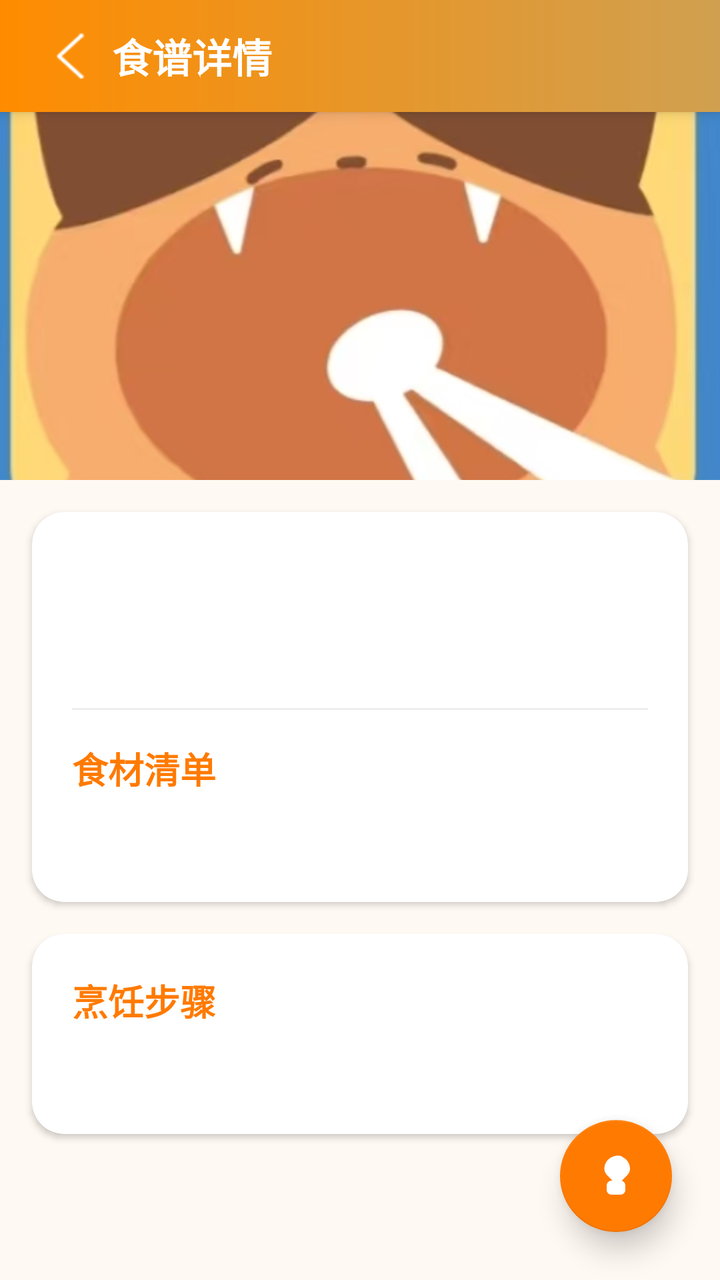
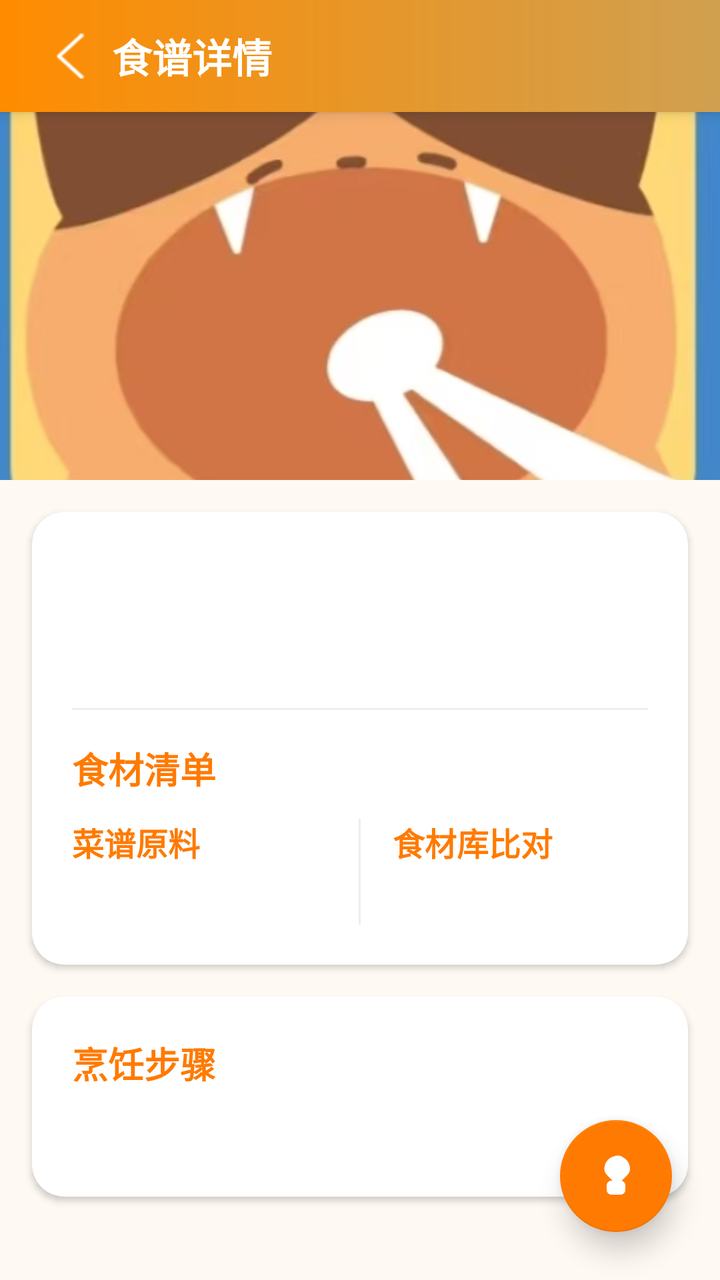

The first picture is an Android layout as it rendered before a commit; the second is the same layout after the commit. The layout source and the unified diff follow.
<!-- AndroidManifest.xml: application theme Theme.Kitchenmanager -->
<!-- res/layout/activity_recipe_detail.xml -->
<?xml version="1.0" encoding="utf-8"?>
<RelativeLayout xmlns:android="http://schemas.android.com/apk/res/android"
    xmlns:app="http://schemas.android.com/apk/res-auto"
    android:layout_width="match_parent"
    android:layout_height="match_parent"
    android:background="#FFF9F3">

    <androidx.appcompat.widget.Toolbar
        android:id="@+id/toolbar"
        android:layout_width="match_parent"
        android:layout_height="?attr/actionBarSize"
        android:background="@drawable/bg_splash_gradient"
        android:elevation="4dp"
        android:theme="@style/ThemeOverlay.AppCompat.Dark.ActionBar">

        <ImageView
            android:id="@+id/iv_back"
            android:layout_width="40dp"
            android:layout_height="40dp"
            android:padding="8dp"
            android:src="@drawable/back"
            android:contentDescription="返回" />

        <TextView
            android:id="@+id/tv_title"
            android:layout_width="wrap_content"
            android:layout_height="wrap_content"
            android:layout_marginStart="16dp"
            android:text="食谱详情"
            android:textSize="20sp"
            android:textColor="#FFFFFF"
            android:textStyle="bold" />
    </androidx.appcompat.widget.Toolbar>
    <ScrollView
        android:layout_width="match_parent"
        android:layout_height="match_parent"
        android:fillViewport="true">

        <LinearLayout
            android:layout_width="match_parent"
            android:layout_height="wrap_content"
            android:orientation="vertical">

            
            <ProgressBar
                android:id="@+id/progressBar"
                android:layout_width="wrap_content"
                android:layout_height="wrap_content"
                android:layout_gravity="center"
                android:layout_marginVertical="32dp"
                android:visibility="gone" />

            
            <ImageView
                android:id="@+id/recipe_image"
                android:layout_width="match_parent"
                android:layout_height="240dp"
                android:scaleType="centerCrop"
                android:src="@drawable/placeholder" />

            
            <androidx.cardview.widget.CardView
                android:layout_width="match_parent"
                android:layout_height="wrap_content"
                android:layout_margin="16dp"
                android:elevation="4dp"
                app:cardBackgroundColor="#FFFFFF"
                app:cardCornerRadius="16dp">

                <LinearLayout
                    android:layout_width="match_parent"
                    android:layout_height="wrap_content"
                    android:orientation="vertical"
                    android:padding="20dp">

                    
                    <TextView
                        android:id="@+id/recipe_name"
                        android:layout_width="match_parent"
                        android:layout_height="wrap_content"
                        android:textSize="24sp"
                        android:textStyle="bold"
                        android:textColor="#333333"
                        android:gravity="center" />

                    
                    <TextView
                        android:id="@+id/recipe_attributes"
                        android:layout_width="match_parent"
                        android:layout_height="wrap_content"
                        android:layout_marginTop="8dp"
                        android:textSize="16sp"
                        android:textColor="#777777"
                        android:gravity="center" />

                    
                    <View
                        android:layout_width="match_parent"
                        android:layout_height="1dp"
                        android:layout_marginVertical="16dp"
                        android:background="#EEEEEE" />

                    
                    <TextView
                        android:layout_width="wrap_content"
                        android:layout_height="wrap_content"
                        android:text="食材清单"
                        android:textSize="18sp"
                        android:textStyle="bold"
                        android:textColor="#FF7A00" />

                    
                    <TextView
                        android:id="@+id/recipe_ingredients"
                        android:layout_width="match_parent"
                        android:layout_height="wrap_content"
                        android:layout_marginTop="12dp"
                        android:textSize="16sp"
                        android:textColor="#333333" />
                </LinearLayout>
            </androidx.cardview.widget.CardView>

            
            <androidx.cardview.widget.CardView
                android:layout_width="match_parent"
                android:layout_height="wrap_content"
                android:layout_marginStart="16dp"
                android:layout_marginEnd="16dp"
                android:layout_marginBottom="32dp"
                android:elevation="4dp"
                app:cardBackgroundColor="#FFFFFF"
                app:cardCornerRadius="16dp">

                <LinearLayout
                    android:layout_width="match_parent"
                    android:layout_height="wrap_content"
                    android:orientation="vertical"
                    android:padding="20dp">

                    
                    <TextView
                        android:layout_width="wrap_content"
                        android:layout_height="wrap_content"
                        android:text="烹饪步骤"
                        android:textSize="18sp"
                        android:textStyle="bold"
                        android:textColor="#FF7A00" />

                    
                    <TextView
                        android:id="@+id/recipe_steps"
                        android:layout_width="match_parent"
                        android:layout_height="wrap_content"
                        android:layout_marginTop="12dp"
                        android:textSize="16sp"
                        android:textColor="#333333" />
                </LinearLayout>
            </androidx.cardview.widget.CardView>
        </LinearLayout>
    </ScrollView>

    
    <com.google.android.material.floatingactionbutton.FloatingActionButton
        android:id="@+id/fabCook"
        android:layout_width="wrap_content"
        android:layout_height="wrap_content"
        android:layout_alignParentBottom="true"
        android:layout_alignParentEnd="true"
        android:layout_margin="24dp"
        android:contentDescription="动手做"
        app:backgroundTint="#FF7A00"
        app:srcCompat="@drawable/ic_cook"
        app:tint="#FFFFFF"
        app:elevation="8dp"
        app:maxImageSize="28dp"
        android:scaleType="center"
        app:rippleColor="#FF9E40" />

</RelativeLayout>
<!-- resources referenced by this layout -->
<resources>
  <!-- drawable back: png bitmap (drawable, 3160 bytes) -->
  <!-- drawable bg_splash_gradient (drawable) -->
  <?xml version="1.0" encoding="utf-8"?>
  <shape xmlns:android="http://schemas.android.com/apk/res/android"
      android:shape="rectangle">
      <gradient
          android:startColor="#FF8C00"
          android:endColor="#D0A050"
          android:type="linear" />
  </shape>
  <!-- drawable ic_cook (drawable) -->
  <?xml version="1.0" encoding="utf-8"?>
  <vector xmlns:android="http://schemas.android.com/apk/res/android"
      android:width="24dp"
      android:height="24dp"
      android:viewportWidth="24"
      android:viewportHeight="24">
  
      
      <path
          android:strokeColor="#FFFFFF"
          android:strokeWidth="1.5"
          android:strokeLineCap="round"
          android:pathData="M12,18L12,14" />
  
      
      <path
          android:fillColor="#FFFFFF"
          android:pathData="M10,14L14,14A2,2 0,0,1 16,16L16,18A2,2 0,0,1 14,20L10,20A2,2 0,0,1 8,18L8,16A2,2 0,0,1 10,14Z" />
  
      
      <path
          android:fillColor="#FFFFFF"
          android:pathData="M18,9C18,10 17.5,11 16.5,12C15.5,13 14,14 14,16C14,17 13.5,18 12.5,18C11.5,18 11,17 11,16C11,14 9.5,13 8.5,12C7.5,11 7,10 7,9C7,7 8,5 10,4C12,3 14,3 15,4C17,5 18,7 18,9Z" />
  </vector>
  <!-- drawable placeholder: jpg bitmap (drawable, 66309 bytes) -->
  <style name="Theme.Kitchenmanager" parent="Base.Theme.Kitchenmanager" />
  <style name="Base.Theme.Kitchenmanager" parent="Theme.MaterialComponents.DayNight.NoActionBar.Bridge">
          
          
      </style>
</resources>

<!-- the commit's change to res/layout/activity_recipe_detail.xml (unified diff, before → after) -->
@@ -101,6 +101,7 @@
                         android:background="#EEEEEE" />
 
                     
+                    
                     <TextView
                         android:layout_width="wrap_content"
                         android:layout_height="wrap_content"
@@ -110,13 +111,64 @@
                         android:textColor="#FF7A00" />
 
                     
-                    <TextView
-                        android:id="@+id/recipe_ingredients"
-                        android:layout_width="match_parent"
-                        android:layout_height="wrap_content"
-                        android:layout_marginTop="12dp"
-                        android:textSize="16sp"
-                        android:textColor="#333333" />
+                    <LinearLayout
+                        android:layout_width="match_parent"
+                        android:layout_height="wrap_content"
+                        android:orientation="horizontal"
+                        android:layout_marginTop="12dp">
+
+                        
+                        <LinearLayout
+                            android:layout_width="0dp"
+                            android:layout_height="wrap_content"
+                            android:layout_weight="1"
+                            android:orientation="vertical">
+                            <TextView
+                                android:layout_width="wrap_content"
+                                android:layout_height="wrap_content"
+                                android:text="菜谱原料"
+                                android:textSize="16sp"
+                                android:textStyle="bold"
+                                android:textColor="#FF7A00" />
+                            <TextView
+                                android:id="@+id/recipe_ingredients"
+                                android:layout_width="match_parent"
+                                android:layout_height="wrap_content"
+                                android:layout_marginTop="8dp"
+                                android:textSize="16sp"
+                                android:textColor="#333333" />
+                        </LinearLayout>
+
+                        
+                        <View
+                            android:layout_width="1dp"
+                            android:layout_height="match_parent"
+                            android:layout_marginHorizontal="16dp"
+                            android:background="#EEEEEE" />
+
+                        
+                        <LinearLayout
+                            android:layout_width="0dp"
+                            android:layout_height="wrap_content"
+                            android:layout_weight="1"
+                            android:orientation="vertical">
+                            <TextView
+                                android:layout_width="wrap_content"
+                                android:layout_height="wrap_content"
+                                android:text="食材库比对"
+                                android:textSize="16sp"
+                                android:textStyle="bold"
+                                android:textColor="#FF7A00" />
+                            <TextView
+                                android:id="@+id/ingredient_comparation"
+                                android:layout_width="match_parent"
+                                android:layout_height="wrap_content"
+                                android:layout_marginTop="8dp"
+                                android:textSize="16sp"
+                                android:textColor="#333333" />
+                        </LinearLayout>
+
+                    </LinearLayout>
                 </LinearLayout>
             </androidx.cardview.widget.CardView>
 
